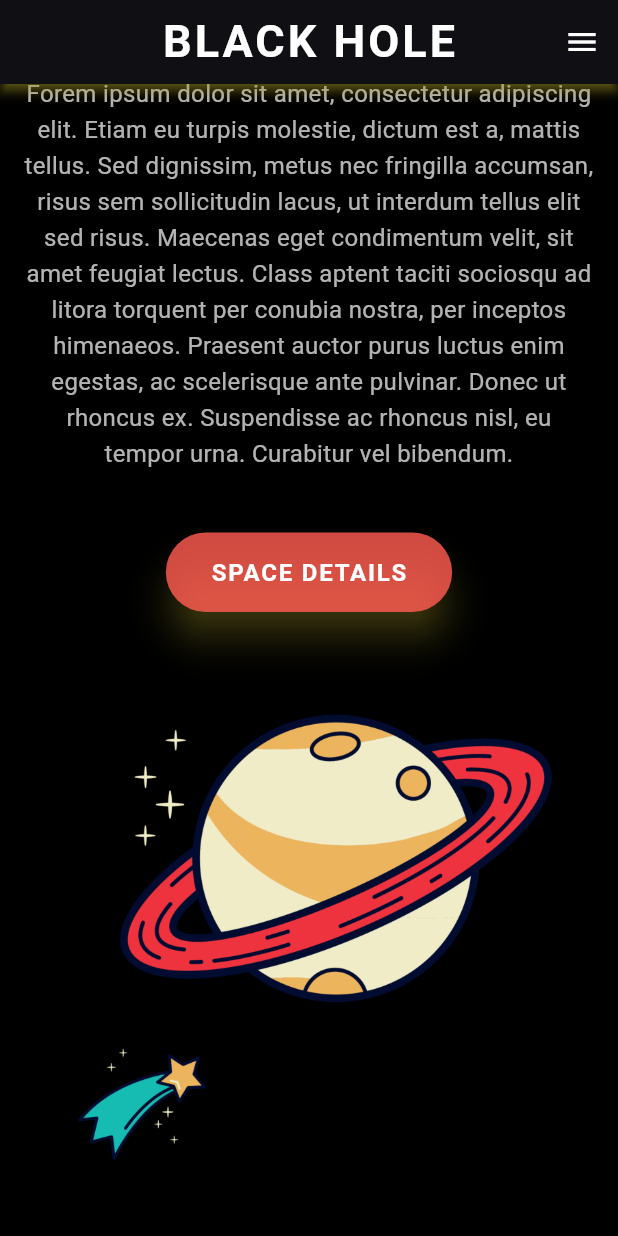
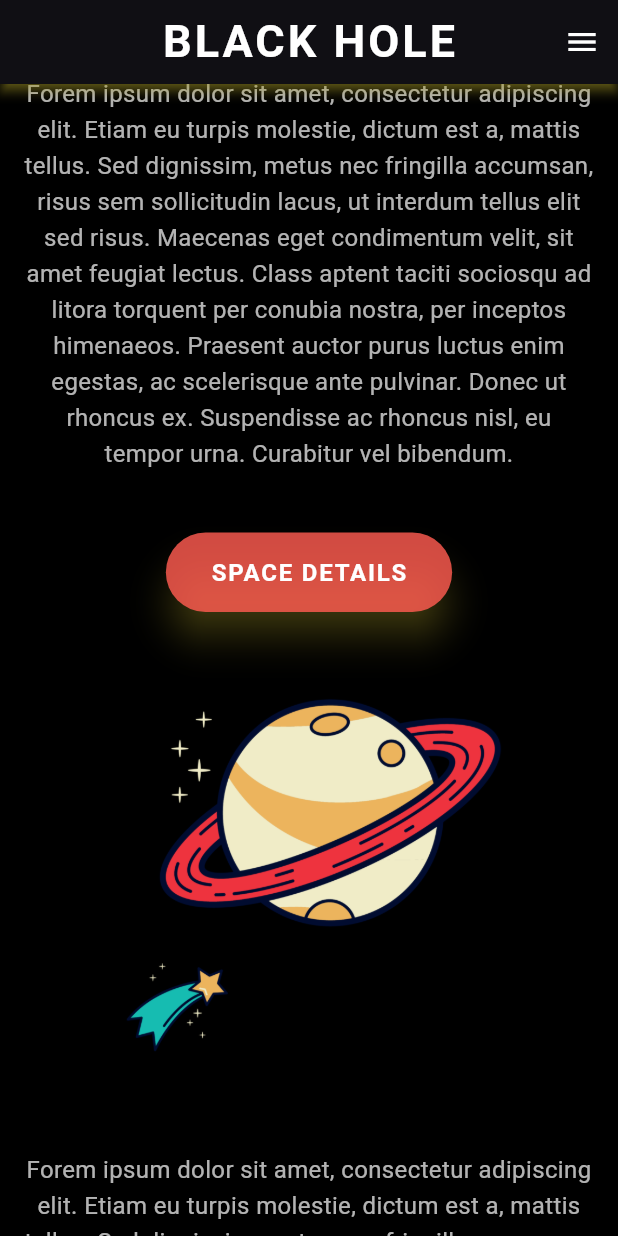
Before and after one commit to ThilinaKanishka/Black-Hole-Mobile-Application-, a Flutter app: the screen it shows after launch, scrolled down 432 dp, on a phone screen of 412 x 824 dp. Run offline on Flutter 3.47's test engine with Material 3 defaults, Android fonts, the phone set to English and light mode, and no system bars.

Commit message:
Update main.dart

```diff
--- a/black_hole/lib/main.dart
+++ b/black_hole/lib/main.dart
@@ -170,7 +170,59 @@ class _SpaceHomePageState extends State<SpaceHomePage>
               const SizedBox(height: 20),
 
               //second screen
-              Image.asset("assets/space2.png"),
+              Center(
+                child: Image.asset("assets/space2.png", height: 300, scale: 2),
+              ),
+              const SizedBox(height: 40),
+              const Text(
+                "Forem ipsum dolor sit amet, consectetur adipiscing elit. Etiam eu turpis molestie, dictum est a, mattis tellus. Sed dignissim, metus nec fringilla accumsan, risus sem sollicitudin lacus, ut interdum tellus elit sed risus. Maecenas eget condimentum velit, sit amet feugiat lectus. Class aptent taciti sociosqu ad litora torquent per conubia nostra, per inceptos himenaeos. Praesent auctor purus luctus enim egestas, ac scelerisque ante pulvinar. Donec ut rhoncus ex. Suspendisse ac rhoncus nisl, eu tempor urna. Curabitur vel bibendum.",
+                textAlign: TextAlign.center,
+                style: TextStyle(
+                  color: Colors.white70,
+                  fontWeight: FontWeight.w400,
+                  fontSize: 16,
+                  height: 1.5,
+                ),
+              ),
+              Padding(
+                padding: const EdgeInsets.all(30.0),
+                child: Row(
+                  children: [
+                    Container(
+                      height: 50,
+                      width: 50,
+                      decoration: BoxDecoration(
+                        borderRadius: BorderRadius.circular(100),
+                        color: Colors.deepOrangeAccent,
+                      ),
+                    ),
+                    Container(
+                      height: 50,
+                      width: 50,
+                      decoration: BoxDecoration(
+                        borderRadius: BorderRadius.circular(100),
+                        color: const Color.fromARGB(255, 4, 127, 161),
+                      ),
+                    ),
+                    Container(
+                      height: 50,
+                      width: 50,
+                      decoration: BoxDecoration(
+                        borderRadius: BorderRadius.circular(100),
+                        color: const Color.fromARGB(255, 6, 173, 25),
+                      ),
+                    ),
+                    Container(
+                      height: 50,
+                      width: 50,
+                      decoration: BoxDecoration(
+                        borderRadius: BorderRadius.circular(100),
+                        color: const Color.fromARGB(255, 221, 5, 5),
+                      ),
+                    ),
+                  ],
+                ),
+              ),
             ],
           ),
         ),
```
